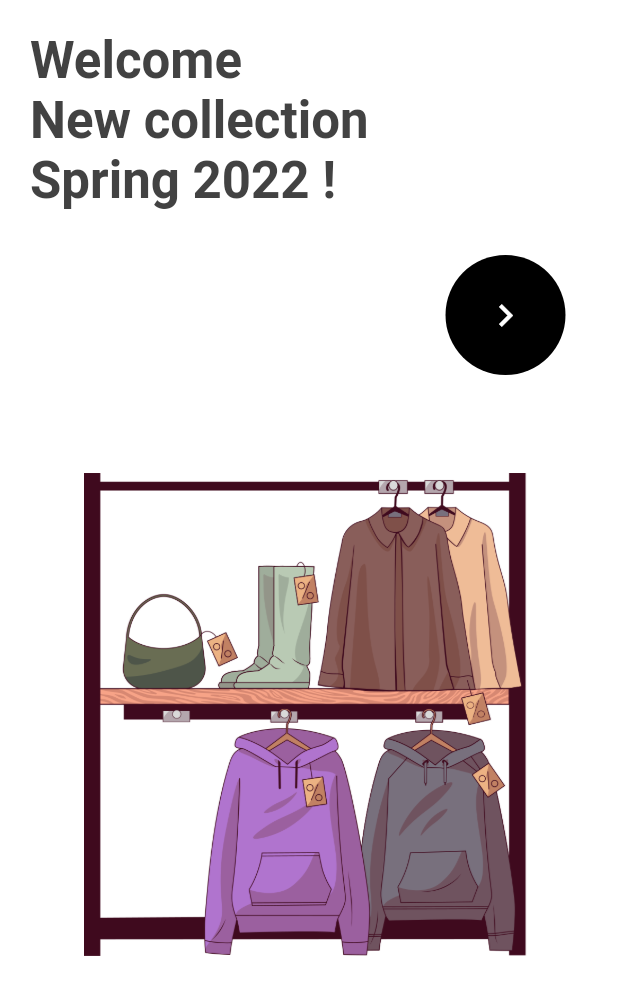
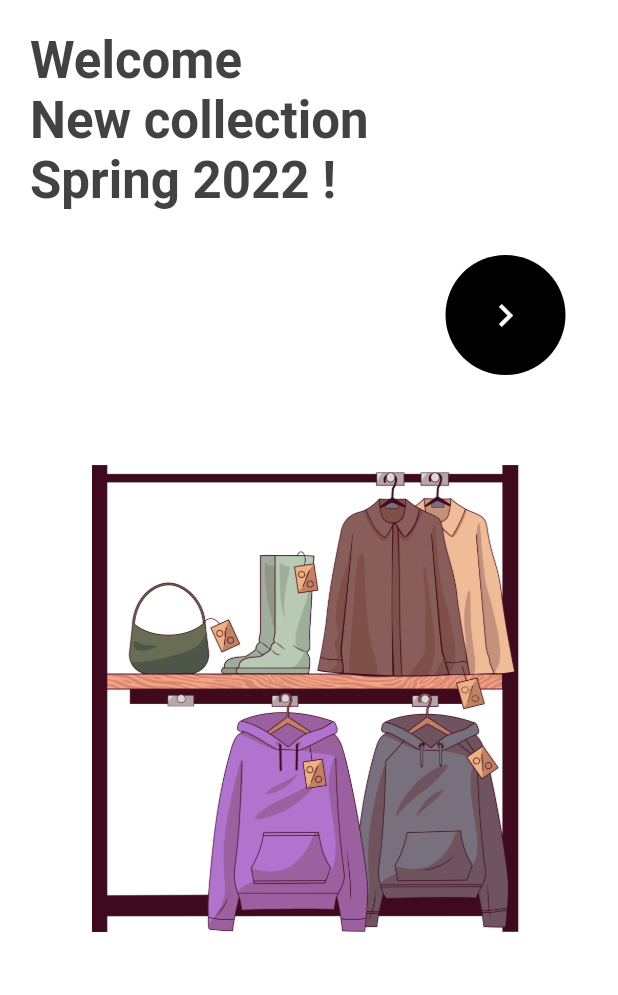
Before and after one commit to mahdinaghikhanii/shop, a Flutter app: the screen it shows after launch, on a phone screen of 412 x 824 dp. Shown: the top 995 px of the screen. Run offline on Flutter 3.47's test engine with Material 2 defaults, Android fonts, the phone set to English and light mode, and no system bars; our stand-ins replace google_nav_bar, shared_preferences.

```diff
--- a/lib/view/getstart/getstart_views.dart
+++ b/lib/view/getstart/getstart_views.dart
@@ -59,11 +59,11 @@ class GetStartViews extends StatelessWidget {
               ],
             ),
             const SizedBox(
-              height: 65,
+              height: 60,
             ),
             Center(
                 child: SizedBox(
-                    width: 300, child: Image.asset('assets/img/cloth.png')))
+                    width: 290, child: Image.asset('assets/img/cloth.png')))
           ],
         ),
       )),
--- a/lib/view/home/home_views.dart
+++ b/lib/view/home/home_views.dart
@@ -41,7 +41,7 @@ class HomeViews extends StatelessWidget {
                 },
                 icon: const Icon(
                   Icons.person,
-                  size: 30,
+                  size: 35,
                   color: kblack,
                 )),
           )
```
Also changed, not shown: lib/widgets/home_items/home_items.dart (+10 -3 lines), pubspec.lock.
